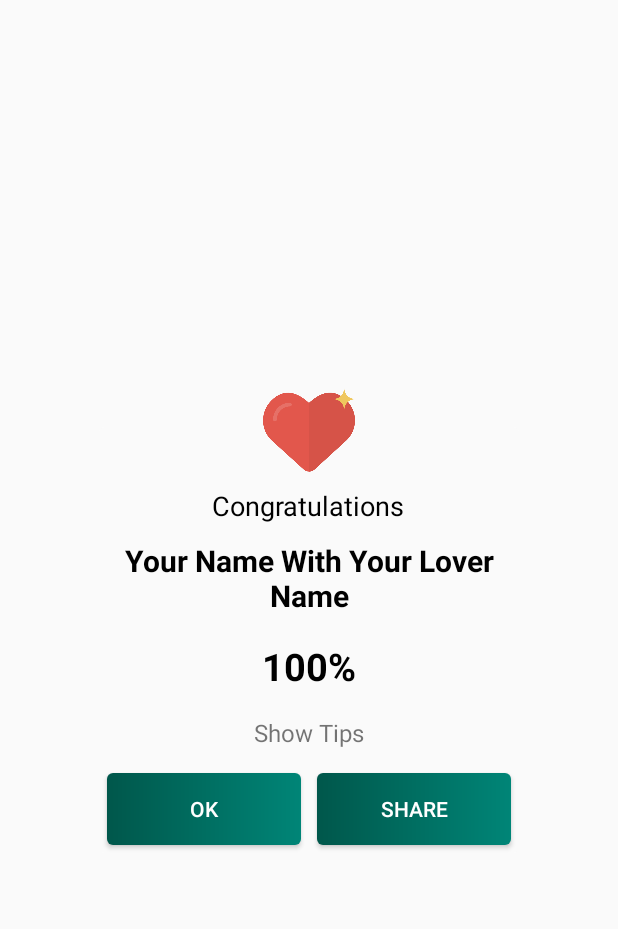
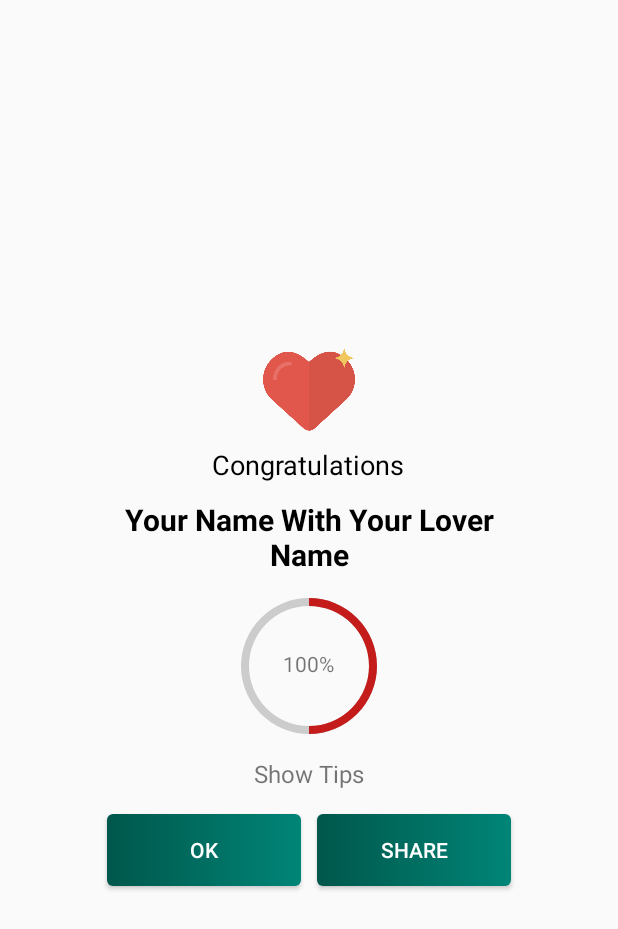
Before and after one commit to samadtalukder/Love-Calculator-App, an Android app: the layout show_result.xml on its own in the app's theme, with its tools: preview values and no code run, on a phone screen of 412 x 824 dp. Shown: the top 929 px of the screen. Run offline under Robolectric (Android 15) with nearby library versions, the phone set to English and light mode, and no system bars.

Commit message:
Add progressbar and some update

```diff
--- a/app/src/main/java/com/samad/talukder/lovecalculatorapp/MainActivity.java
+++ b/app/src/main/java/com/samad/talukder/lovecalculatorapp/MainActivity.java
@@ -24,7 +24,7 @@ public class MainActivity extends AppCompatActivity {
             public void onClick(View v) {
                 String yourNameStr = yourName.getText().toString();
                 String yourLoverNameStr = yourLoverName.getText().toString();
-                int loveScore = LoveCalculator.loveCalculationASCIIMethod(yourNameStr, yourLoverNameStr) % 100;
+                int loveScore = LoveCalculator.loveCalculation(yourNameStr, yourLoverNameStr) % 100;
                 if ((yourNameStr.isEmpty() || yourNameStr.length() < 2) || (yourLoverNameStr.isEmpty() || yourLoverNameStr.length() < 2) || (yourNameStr.equals(yourLoverNameStr))) {
                     Toast.makeText(MainActivity.this, "Enter Your Name & Your Lover Name", Toast.LENGTH_SHORT).show();
                     yourName.setText("");
--- a/app/src/main/java/com/samad/talukder/lovecalculatorapp/ShowAlertDialog.java
+++ b/app/src/main/java/com/samad/talukder/lovecalculatorapp/ShowAlertDialog.java
@@ -8,6 +8,7 @@ import android.graphics.drawable.ColorDrawable;
 import android.view.View;
 import android.view.Window;
 import android.widget.Button;
+import android.widget.ProgressBar;
 import android.widget.TextView;
 
 public class ShowAlertDialog {
@@ -26,7 +27,8 @@ public class ShowAlertDialog {
         showLovePercentTV.setText(loveScore + " %");
         TextView showTipsTV = dialog.findViewById(R.id.showTipsTV);
         showTipsTV.setText("That a relationship between " + yourName.toUpperCase() + " & " + yourLoverName.toUpperCase() + " , " + loveTips);
-
+        ProgressBar progressBar = dialog.findViewById(R.id.progressBar);
+        progressBar.setProgress(loveScore);
 
         Button dialogOkBtn = dialog.findViewById(R.id.okBtn);
         dialogOkBtn.setOnClickListener(new View.OnClickListener() {
@@ -41,7 +43,7 @@ public class ShowAlertDialog {
             public void onClick(View v) {
                 Intent shareIntent = new Intent(Intent.ACTION_SEND);
                 shareIntent.putExtra(Intent.EXTRA_SUBJECT, "Love Calculator App");
-                shareIntent.putExtra(Intent.EXTRA_TEXT, "Love compatibility between " + yourName.toUpperCase() + " & " + yourLoverName.toUpperCase() + " is " + loveScore + "%");
+                shareIntent.putExtra(Intent.EXTRA_TEXT, "Love compatibility between " + yourName.toUpperCase() + " & " + yourLoverName.toUpperCase() + " is " + loveScore + "%"+"\n"+"Powered By: Samad Talukder ");
                 shareIntent.setType("text/plain");
                 context.startActivity(Intent.createChooser(shareIntent, "Share app via"));
             }
--- /dev/null
+++ b/app/src/main/res/drawable/circle_shape.xml
@@ -0,0 +1,11 @@
+<?xml version="1.0" encoding="utf-8"?>
+<shape
+    xmlns:android="http://schemas.android.com/apk/res/android"
+    android:shape="ring"
+    android:innerRadiusRatio="2.5"
+    android:thickness="5dp"
+    android:useLevel="false">
+
+    <solid android:color="#CCC" />
+
+</shape>
--- /dev/null
+++ b/app/src/main/res/drawable/custom_progressbar_drawable.xml
@@ -0,0 +1,18 @@
+<?xml version="1.0" encoding="utf-8"?>
+<rotate xmlns:android="http://schemas.android.com/apk/res/android"
+    android:fromDegrees="270"
+    android:toDegrees="270">
+    <shape
+        android:innerRadiusRatio="2.5"
+        android:shape="ring"
+        android:thickness="5dp"
+        android:useLevel="true"><!-- this line fixes the issue for lollipop api 21 -->
+
+        <gradient
+            android:angle="0"
+            android:endColor="#C41B1B"
+            android:startColor="#C41B1B"
+            android:type="sweep"
+            android:useLevel="false" />
+    </shape>
+</rotate>
--- a/app/src/main/res/layout/show_result.xml
+++ b/app/src/main/res/layout/show_result.xml
@@ -52,7 +52,35 @@
                         android:textSize="20sp"
                         android:textStyle="bold" />
 
-                    <TextView
+                    <RelativeLayout
+                        android:layout_width="wrap_content"
+                        android:layout_height="wrap_content"
+                        android:layout_centerInParent="true"
+                        android:layout_gravity="center">
+
+                        <ProgressBar
+                            android:id="@+id/progressBar"
+                            style="?android:attr/progressBarStyleHorizontal"
+                            android:layout_width="100dp"
+                            android:layout_height="100dp"
+                            android:indeterminate="false"
+                            android:background="@drawable/circle_shape"
+                            android:max="100"
+                            android:progress="50"
+                            android:progressDrawable="@drawable/custom_progressbar_drawable" />
+
+
+                        <TextView
+                            android:id="@+id/showLovePercentTV"
+                            android:layout_width="wrap_content"
+                            android:layout_height="wrap_content"
+                            android:layout_alignBottom="@+id/progressBar"
+                            android:layout_centerInParent="true"
+                            android:layout_marginBottom="42dp"
+                            android:text="@string/_100"
+                            android:textAppearance="?android:attr/textAppearanceSmall" />
+                    </RelativeLayout>
+                    <!--<TextView
                         android:id="@+id/showLovePercentTV"
                         android:layout_width="match_parent"
                         android:layout_height="wrap_content"
@@ -61,7 +89,7 @@
                         android:text="@string/_100"
                         android:textColor="@android:color/primary_text_light"
                         android:textSize="25sp"
-                        android:textStyle="bold" />
+                        android:textStyle="bold" />-->
 
 
                     <TextView
```
Also changed, not shown: app/src/main/res/mipmap-hdpi/ic_launcher.png, app/src/main/res/mipmap-hdpi/ic_launcher_round.png, app/src/main/res/mipmap-mdpi/ic_launcher.png, app/src/main/res/mipmap-mdpi/ic_launcher_round.png, app/src/main/res/mipmap-xhdpi/ic_launcher.png, app/src/main/res/mipmap-xhdpi/ic_launcher_round.png, app/src/main/res/mipmap-xxhdpi/ic_launcher.png, app/src/main/res/mipmap-xxhdpi/ic_launcher_round.png, app/src/main/res/mipmap-xxxhdpi/ic_launcher.png, app/src/main/res/mipmap-xxxhdpi/ic_launcher_round.png, 1 other file.
